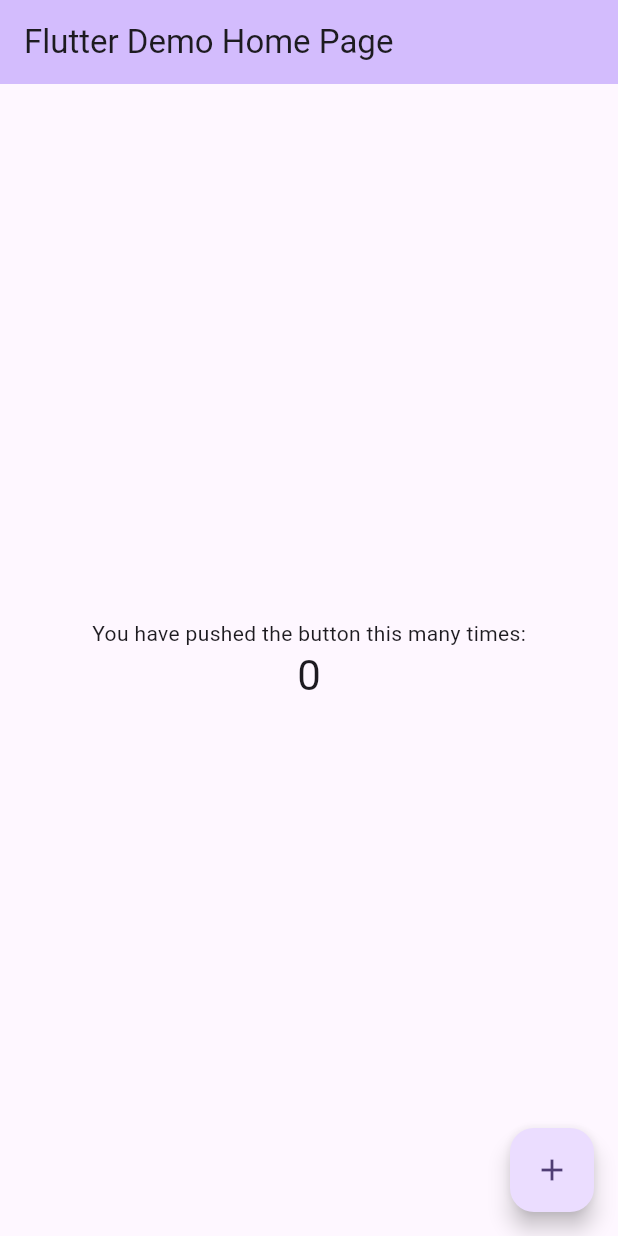
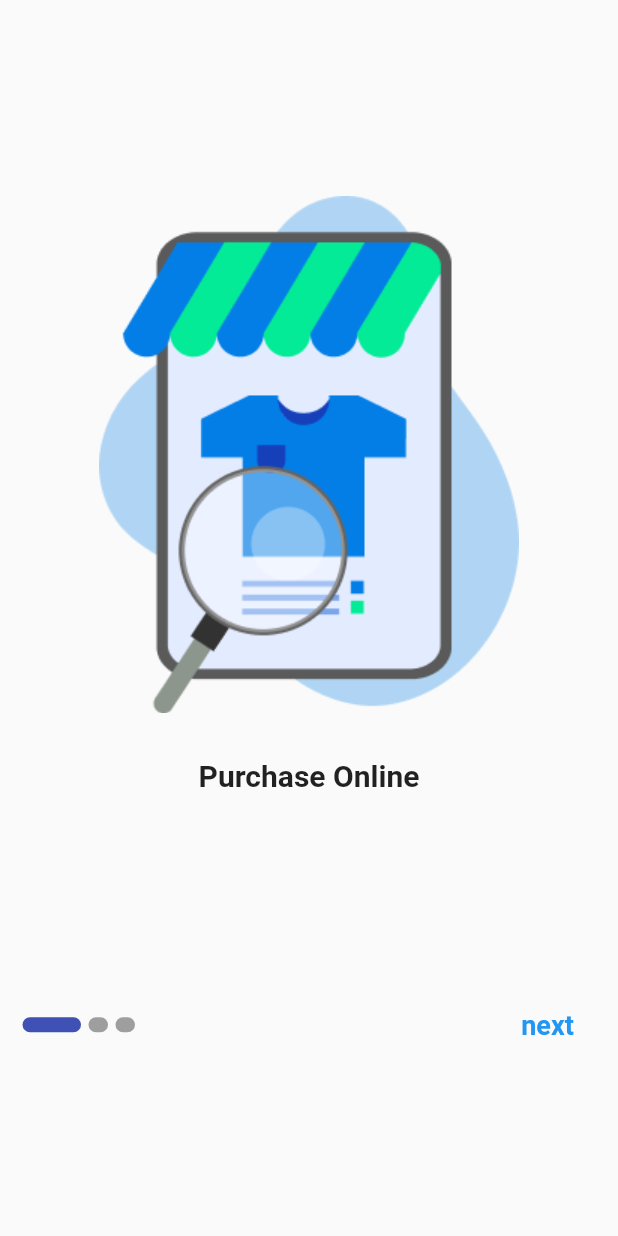
Before and after one commit to Youssef-Remah/Flutter_Shop_App, a Flutter app: the screen it shows after launch, on a phone screen of 412 x 824 dp. Run offline on Flutter 3.47's test engine with Material 3 defaults, Android fonts, the phone set to English and light mode, and no system bars; drawn by our look-alikes of smooth_page_indicator.

Commit message:
Added Onboarding Screen

```diff
--- /dev/null
+++ b/devtools_options.yaml
@@ -0,0 +1 @@
+extensions:
--- a/lib/main.dart
+++ b/lib/main.dart
@@ -1,4 +1,5 @@
 import 'package:flutter/material.dart';
+import 'package:shop_app/modules/on_boarding/on_boarding_screen.dart';
 
 void main() {
   runApp(const MyApp());
@@ -7,119 +8,14 @@ void main() {
 class MyApp extends StatelessWidget {
   const MyApp({super.key});
 
-  // This widget is the root of your application.
   @override
   Widget build(BuildContext context) {
     return MaterialApp(
-      title: 'Flutter Demo',
+      debugShowCheckedModeBanner: false,
       theme: ThemeData(
-        // This is the theme of your application.
-        //
-        // TRY THIS: Try running your application with "flutter run". You'll see
-        // the application has a purple toolbar. Then, without quitting the app,
-        // try changing the seedColor in the colorScheme below to Colors.green
-        // and then invoke "hot reload" (save your changes or press the "hot
-        // reload" button in a Flutter-supported IDE, or press "r" if you used
-        // the command line to start the app).
-        //
-        // Notice that the counter didn't reset back to zero; the application
-        // state is not lost during the reload. To reset the state, use hot
-        // restart instead.
-        //
-        // This works for code too, not just values: Most code changes can be
-        // tested with just a hot reload.
-        colorScheme: ColorScheme.fromSeed(seedColor: Colors.deepPurple),
-        useMaterial3: true,
+        useMaterial3: false,
       ),
-      home: const MyHomePage(title: 'Flutter Demo Home Page'),
+      home: const OnBoardingScreen(),
     );
   }
 }
-
-class MyHomePage extends StatefulWidget {
-  const MyHomePage({super.key, required this.title});
-
-  // This widget is the home page of your application. It is stateful, meaning
-  // that it has a State object (defined below) that contains fields that affect
-  // how it looks.
-
-  // This class is the configuration for the state. It holds the values (in this
-  // case the title) provided by the parent (in this case the App widget) and
-  // used by the build method of the State. Fields in a Widget subclass are
-  // always marked "final".
-
-  final String title;
-
-  @override
-  State<MyHomePage> createState() => _MyHomePageState();
-}
-
-class _MyHomePageState extends State<MyHomePage> {
-  int _counter = 0;
-
-  void _incrementCounter() {
-    setState(() {
-      // This call to setState tells the Flutter framework that something has
-      // changed in this State, which causes it to rerun the build method below
-      // so that the display can reflect the updated values. If we changed
-      // _counter without calling setState(), then the build method would not be
-      // called again, and so nothing would appear to happen.
-      _counter++;
-    });
-  }
-
-  @override
-  Widget build(BuildContext context) {
-    // This method is rerun every time setState is called, for instance as done
-    // by the _incrementCounter method above.
-    //
-    // The Flutter framework has been optimized to make rerunning build methods
-    // fast, so that you can just rebuild anything that needs updating rather
-    // than having to individually change instances of widgets.
-    return Scaffold(
-      appBar: AppBar(
-        // TRY THIS: Try changing the color here to a specific color (to
-        // Colors.amber, perhaps?) and trigger a hot reload to see the AppBar
-        // change color while the other colors stay the same.
-        backgroundColor: Theme.of(context).colorScheme.inversePrimary,
-        // Here we take the value from the MyHomePage object that was created by
-        // the App.build method, and use it to set our appbar title.
-        title: Text(widget.title),
-      ),
-      body: Center(
-        // Center is a layout widget. It takes a single child and positions it
-        // in the middle of the parent.
-        child: Column(
-          // Column is also a layout widget. It takes a list of children and
-          // arranges them vertically. By default, it sizes itself to fit its
-          // children horizontally, and tries to be as tall as its parent.
-          //
-          // Column has various properties to control how it sizes itself and
-          // how it positions its children. Here we use mainAxisAlignment to
-          // center the children vertically; the main axis here is the vertical
-          // axis because Columns are vertical (the cross axis would be
-          // horizontal).
-          //
-          // TRY THIS: Invoke "debug painting" (choose the "Toggle Debug Paint"
-          // action in the IDE, or press "p" in the console), to see the
-          // wireframe for each widget.
-          mainAxisAlignment: MainAxisAlignment.center,
-          children: <Widget>[
-            const Text(
-              'You have pushed the button this many times:',
-            ),
-            Text(
-              '$_counter',
-              style: Theme.of(context).textTheme.headlineMedium,
-            ),
-          ],
-        ),
-      ),
-      floatingActionButton: FloatingActionButton(
-        onPressed: _incrementCounter,
-        tooltip: 'Increment',
-        child: const Icon(Icons.add),
-      ), // This trailing comma makes auto-formatting nicer for build methods.
-    );
-  }
-}
--- /dev/null
+++ b/lib/models/on_boarding_model.dart
@@ -0,0 +1,13 @@
+class OnBoardingModel
+{
+
+  String imagePath;
+
+  String imageTitle;
+
+  OnBoardingModel
+  ({
+     required this.imagePath,
+     required this.imageTitle,
+  });
+}
--- /dev/null
+++ b/lib/modules/login/shop_login_screen.dart
@@ -0,0 +1,22 @@
+import 'package:flutter/material.dart';
+
+class ShopLoginScreen extends StatefulWidget {
+  const ShopLoginScreen({super.key});
+
+  @override
+  State<ShopLoginScreen> createState() => _ShopLoginScreenState();
+}
+
+class _ShopLoginScreenState extends State<ShopLoginScreen> {
+
+  @override
+  Widget build(BuildContext context) {
+    return Scaffold(
+      appBar: AppBar(),
+
+      body: Center(
+        child: Text('Login Screen....'),
+      ),
+    );
+  }
+}
--- /dev/null
+++ b/lib/modules/on_boarding/on_boarding_screen.dart
@@ -0,0 +1,125 @@
+import 'package:flutter/material.dart';
+import 'package:shop_app/models/on_boarding_model.dart';
+import 'package:shop_app/modules/login/shop_login_screen.dart';
+import 'package:smooth_page_indicator/smooth_page_indicator.dart';
+
+class OnBoardingScreen extends StatefulWidget {
+  const OnBoardingScreen({super.key});
+
+  @override
+  State<OnBoardingScreen> createState() => _OnBoardingScreenState();
+}
+
+class _OnBoardingScreenState extends State<OnBoardingScreen> {
+
+  List<OnBoardingModel> onBoardings =
+  [
+    OnBoardingModel(imagePath: 'lib/assets/images/purchase_online.png', imageTitle: 'Purchase Online'),
+    OnBoardingModel(imagePath: 'lib/assets/images/track_order.png', imageTitle: 'Track Your Order'),
+    OnBoardingModel(imagePath: 'lib/assets/images/get_your_order.png', imageTitle: 'Get Your Order'),
+  ];
+
+  PageController onBoardingController = PageController();
+
+  @override
+  Widget build(BuildContext context) {
+
+    var screenHeight = MediaQuery.of(context).size.height;
+
+    return Scaffold(
+      body: SizedBox(
+        height: screenHeight,
+        child: Column(
+          children:
+          [
+            SizedBox(
+              height: screenHeight * 0.8,
+              child: PageView.builder(
+                physics: const BouncingScrollPhysics(),
+                itemBuilder: (BuildContext context, int index) => buildOnBoardingItem(OnBoardingModel: onBoardings[index]),
+                itemCount: onBoardings.length,
+                controller: onBoardingController,
+              ),
+            ),
+
+            Padding(
+              padding: const EdgeInsets.symmetric(horizontal: 15.0),
+              child: Row(
+                mainAxisAlignment: MainAxisAlignment.spaceBetween,
+                children:
+                [
+                   SmoothPageIndicator(
+                       controller: onBoardingController,
+                       count: onBoardings.length,
+                       effect: ExpandingDotsEffect(
+                         dotHeight: 10.0,
+                         dotWidth: 13.0,
+                         spacing: 5.0,
+                       ),
+                   ),
+
+                  TextButton(
+                      onPressed: ()
+                      {
+                        onBoardingController.nextPage(
+                            duration: const Duration(
+                              milliseconds: 750,
+                            ),
+                            curve: Curves.fastLinearToSlowEaseIn,
+                        );
+
+                        var pageIndex = onBoardingController.page;
+
+                        if( (pageIndex != null) && (pageIndex.round() == onBoardings.length-1) )
+                        {
+                          Navigator.pushAndRemoveUntil(
+                              context,
+                              MaterialPageRoute (builder: (BuildContext context) => const ShopLoginScreen()),
+                              (route) => false
+                        );
+                        }
+
+                      },
+                      child: const Text(
+                          'next',
+                          style: TextStyle(
+                            fontWeight: FontWeight.bold,
+                            fontSize: 18.0,
+                          ),
+                      )
+                  ),
+                ],
+              ),
+            ),
+          ],
+        ),
+      ),
+    );
+  }
+
+  Widget buildOnBoardingItem
+      ({
+          required OnBoardingModel,
+      }) {
+    return Center(
+        child: Column(
+          mainAxisAlignment: MainAxisAlignment.center,
+
+          children:
+          [
+            Image(image: AssetImage(OnBoardingModel.imagePath)),
+
+            SizedBox(height: 30.0,),
+
+            Text(
+              OnBoardingModel.imageTitle,
+              style: TextStyle(
+                fontWeight: FontWeight.bold,
+                fontSize: 20.0,
+              ),
+            ),
+          ],
+        ),
+  );
+  }
+}
--- a/pubspec.yaml
+++ b/pubspec.yaml
@@ -40,6 +40,7 @@ dependencies:
   dio: ^5.4.0
   conditional_builder_null_safety: ^0.0.6
   shared_preferences: ^2.2.2
+  smooth_page_indicator: ^1.1.0
 
 dev_dependencies:
   flutter_test:
@@ -62,6 +63,9 @@ flutter:
   # included with your application, so that you can use the icons in
   # the material Icons class.
   uses-material-design: true
+
+  assets:
+    - lib/assets/images/
 
   # To add assets to your application, add an assets section, like this:
   # assets:
```
Also changed, not shown: lib/assets/images/get_your_order.png (added), lib/assets/images/purchase_online.png (added), lib/assets/images/track_order.png (added), lib/shared/styles/themes.dart (added), pubspec.lock.
